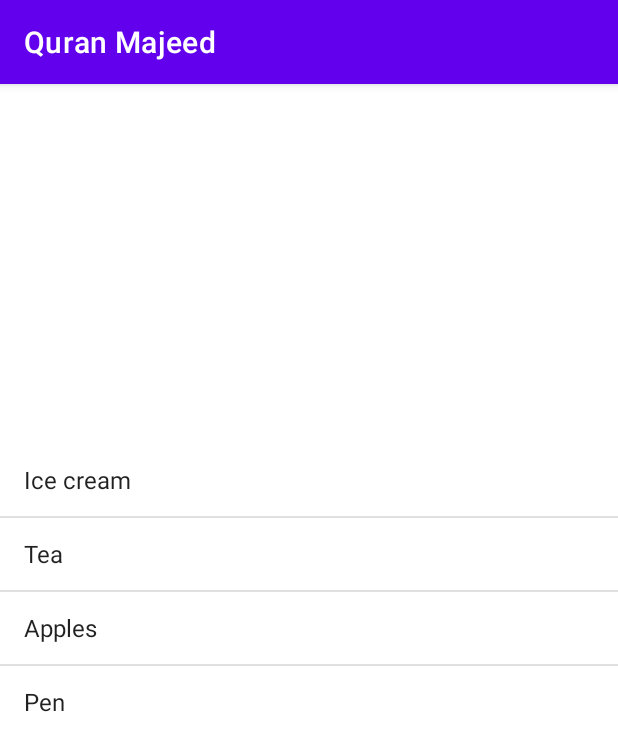
After one commit to Wajeeha-Fatima/Quran-Majeed, an Android app: the MainActivity5 screen opened directly, with no data from a screen before it, on a phone screen of 412 x 824 dp. The commit adds this screen. Shown: the top 751 px of the screen. Run offline under Robolectric (Android 15) with nearby library versions, the phone set to English and light mode, and no system bars.

Commit message:
arrayList added

```diff
--- a/app/src/main/java/com/example/quranmajeed/MainActivity2.java
+++ b/app/src/main/java/com/example/quranmajeed/MainActivity2.java
@@ -22,13 +22,13 @@ public class MainActivity2 extends AppCompatActivity {
         btn.setOnClickListener(new View.OnClickListener() {
             @Override
             public void onClick(View v) {
-                openActivity3();
+                openActivity5();
             }
         });
     }
 
-    private void openActivity3() {
-        Intent intent = new Intent(this, MainActivity3.class);
+    private void openActivity5() {
+        Intent intent = new Intent(this, MainActivity5.class);
         startActivity(intent);
     }
 }
--- /dev/null
+++ b/app/src/main/java/com/example/quranmajeed/MainActivity5.java
@@ -0,0 +1,40 @@
+package com.example.quranmajeed;
+
+import androidx.appcompat.app.AppCompatActivity;
+
+import android.os.Bundle;
+import android.view.View;
+import android.widget.AdapterView;
+import android.widget.ArrayAdapter;
+import android.widget.ListView;
+import android.widget.TextView;
+import android.widget.Toast;
+
+import java.util.ArrayList;
+
+public class MainActivity5 extends AppCompatActivity {
+
+    @Override
+    protected void onCreate(Bundle savedInstanceState) {
+        super.onCreate(savedInstanceState);
+        setContentView(R.layout.activity_main5);
+
+        ListView myListview = findViewById(R.id.myListView);
+        ArrayList<String> grocery = new ArrayList<>();
+        grocery.add("Ice cream");
+        grocery.add("Tea");
+        grocery.add("Apples");
+        grocery.add("Pen");
+
+        ArrayAdapter<String> arrayAdapter = new ArrayAdapter<String>(this, android.R.layout.simple_list_item_1, grocery);
+        myListview.setAdapter(arrayAdapter);
+
+        myListview.setOnItemClickListener(new AdapterView.OnItemClickListener() {
+            @Override
+            public void onItemClick(AdapterView<?> parent, View view, int position, long id) {
+               String text = "Item" + position + " " + ((TextView) view).getText().toString();
+                Toast.makeText(MainActivity5.this, text, Toast.LENGTH_SHORT).show();
+            }
+        });
+    }
+}
--- a/app/src/main/res/layout/item_file.xml
+++ b/app/src/main/res/layout/activity_main5.xml
@@ -4,23 +4,15 @@
     xmlns:tools="http://schemas.android.com/tools"
     android:layout_width="match_parent"
     android:layout_height="match_parent"
-    android:orientation="vertical"
-    tools:context=".MainActivity3">
+    tools:context=".MainActivity5">
 
-    <TextView
-        android:id="@+id/txt"
+    <ListView
+        android:id="@+id/myListView"
         android:layout_width="wrap_content"
         android:layout_height="wrap_content"
-        android:layout_centerInParent="true"
-        android:gravity="center"
-        android:text="While loop"
-        android:textColor="#000"
-        android:textSize="20dp"
-        app:layout_constraintBottom_toBottomOf="parent"
+        android:layout_marginTop="240dp"
         app:layout_constraintEnd_toEndOf="parent"
-        app:layout_constraintHorizontal_bias="0.498"
+        app:layout_constraintHorizontal_bias="0.0"
         app:layout_constraintStart_toStartOf="parent"
-        app:layout_constraintTop_toTopOf="parent"
-        app:layout_constraintVertical_bias="0.471" />
-
+        app:layout_constraintTop_toTopOf="parent" />
 </androidx.constraintlayout.widget.ConstraintLayout>
```
Also changed, not shown: app/src/main/AndroidManifest.xml (+7 -0 lines), app/src/main/java/com/example/quranmajeed/ListAdapter.java (deleted, +0 -50 lines), app/src/main/java/com/example/quranmajeed/MainActivity3.java (+5 -7 lines), app/src/main/res/layout/activity_main3.xml (+7 -1 lines).
